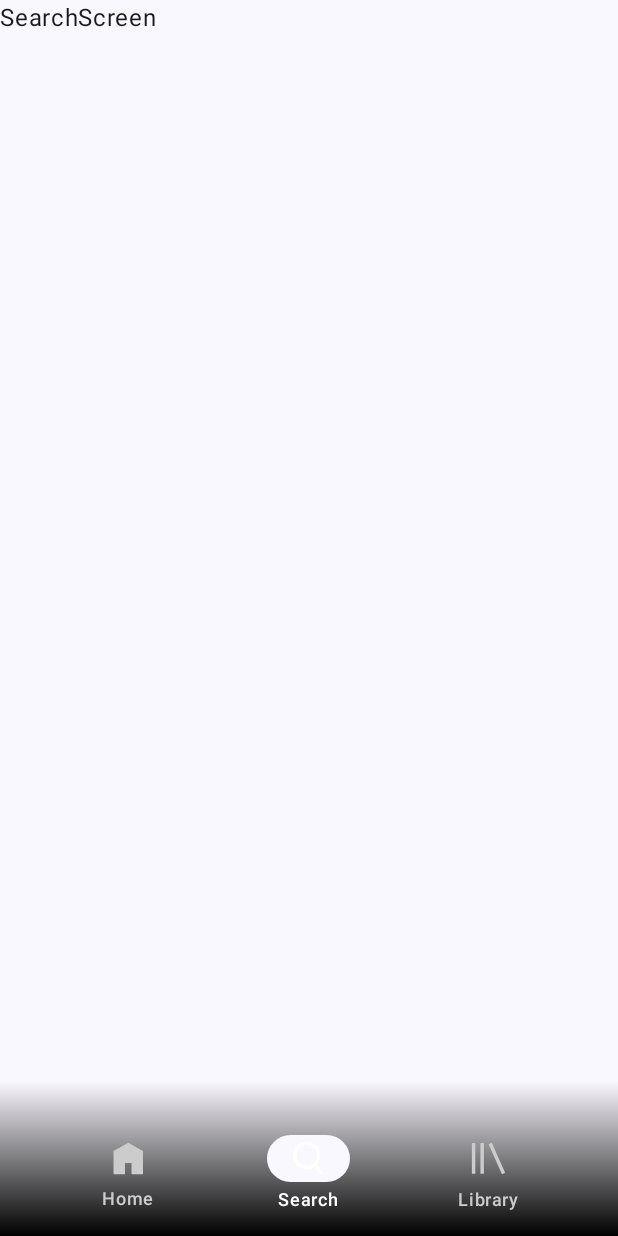
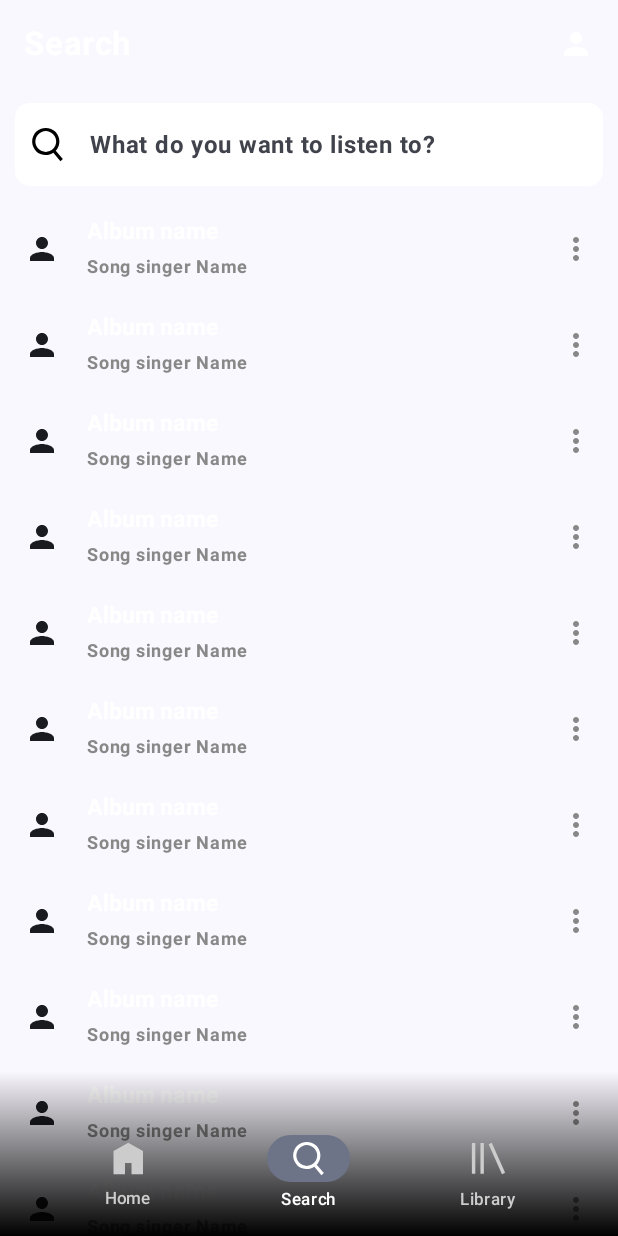
Before and after one commit to navneet851/Neptune, an Android app built with Jetpack Compose: the search screen opened through its navigation route, on a phone screen of 412 x 824 dp. Run offline under Robolectric (Android 15) with nearby library versions, the phone set to English and light mode, and no system bars.

Commit message:
search screen

```diff
--- a/app/src/main/java/com/music/stream/neptune/SearchScreen.kt
+++ b/app/src/main/java/com/music/stream/neptune/SearchScreen.kt
@@ -1,9 +1,140 @@
 package com.music.stream.neptune
 
+import android.os.Build
+import androidx.annotation.RequiresApi
+import androidx.compose.foundation.ExperimentalFoundationApi
+import androidx.compose.foundation.background
+import androidx.compose.foundation.layout.Arrangement
+import androidx.compose.foundation.layout.Column
+import androidx.compose.foundation.layout.Row
+import androidx.compose.foundation.layout.fillMaxSize
+import androidx.compose.foundation.layout.fillMaxWidth
+import androidx.compose.foundation.layout.height
+import androidx.compose.foundation.layout.padding
+import androidx.compose.foundation.layout.width
+import androidx.compose.foundation.lazy.LazyColumn
+import androidx.compose.foundation.shape.RoundedCornerShape
+import androidx.compose.material.icons.Icons
+import androidx.compose.material.icons.filled.MoreVert
+import androidx.compose.material.icons.filled.Person
+import androidx.compose.material3.ExperimentalMaterial3Api
+import androidx.compose.material3.Icon
 import androidx.compose.material3.Text
+import androidx.compose.material3.TextField
+import androidx.compose.material3.TextFieldDefaults
 import androidx.compose.runtime.Composable
+import androidx.compose.runtime.getValue
+import androidx.compose.runtime.mutableStateOf
+import androidx.compose.runtime.remember
+import androidx.compose.runtime.setValue
+import androidx.compose.ui.Alignment
+import androidx.compose.ui.Modifier
+import androidx.compose.ui.draw.clip
+import androidx.compose.ui.graphics.Color
+import androidx.compose.ui.res.painterResource
+import androidx.compose.ui.text.TextStyle
+import androidx.compose.ui.text.font.FontWeight
+import androidx.compose.ui.text.style.TextAlign
+import androidx.compose.ui.tooling.preview.Preview
+import androidx.compose.ui.unit.dp
+import androidx.compose.ui.unit.sp
+
+@RequiresApi(Build.VERSION_CODES.S)
+@OptIn(ExperimentalFoundationApi::class)
+@Preview
+@Composable
+fun SearchScreen() {
+    LazyColumn(modifier = Modifier.fillMaxSize()){
+        item{
+            SearchTopBar()
+        }
+        stickyHeader {
+            SearchStickyBar()
+        }
+        items(50){
+            Row(horizontalArrangement = Arrangement.SpaceBetween,
+                verticalAlignment = Alignment.CenterVertically,
+                modifier = Modifier
+                    .fillMaxWidth()
+                    .padding(16.dp, 8.dp)
+                ){
+
+                Row(horizontalArrangement = Arrangement.SpaceBetween,
+                    verticalAlignment = Alignment.CenterVertically,
+                    modifier = Modifier
+                        .width(150.dp)) {
+                    Icon(imageVector = Icons.Default.Person, contentDescription = "")
+                    Column {
+                        Text(text = "Album name", color = Color.White, fontSize = 15.sp, fontWeight = FontWeight.Bold )
+                        Text(text = "Song singer Name", color = Color.Gray, fontSize = 12.sp, fontWeight = FontWeight.Bold)
+                    }
+                }
+
+                Icon(imageVector = Icons.Default.MoreVert, tint = Color.Gray, contentDescription = "")
+            }
+        }
+    }
+}
 
 @Composable
-fun SearchScreen() {
-    Text(text = "SearchScreen")
+fun SearchTopBar() {
+    Row(horizontalArrangement = Arrangement.SpaceBetween,
+        verticalAlignment = Alignment.CenterVertically,
+        modifier = Modifier
+            .fillMaxWidth()
+            .padding(16.dp)
+    ) {
+        Text(text = "Search", color = Color.White, fontSize = 22.sp, fontWeight = FontWeight.Bold)
+        Icon(imageVector = Icons.Default.Person, contentDescription = "", tint = Color.White)
+    }
+
 }
+
+@OptIn(ExperimentalMaterial3Api::class)
+@RequiresApi(Build.VERSION_CODES.S)
+@Composable
+fun SearchStickyBar() {
+    var text by remember {
+        mutableStateOf("")
+    }
+    Row(verticalAlignment = Alignment.CenterVertically,
+        modifier = Modifier
+            .fillMaxWidth()
+            .padding(10.dp)
+            .clip(RoundedCornerShape(10.dp))
+            .height(55.dp)
+            .background(Color.White)
+            .padding(10.dp, 0.dp)
+    ){
+        Icon(
+            painterResource(id = R.drawable.ic_search_big),
+            tint = Color.Black,
+            contentDescription = "")
+
+        TextField(
+            enabled = true,
+            value = text,
+            textStyle = TextStyle.Default.copy(fontSize = 16.sp, color = Color.Black, fontWeight = FontWeight(500)),
+            colors = TextFieldDefaults.colors(
+                unfocusedContainerColor = Color.Transparent,
+                disabledContainerColor = Color.Transparent,
+                focusedContainerColor = Color.Transparent,
+                disabledIndicatorColor = Color.Transparent,
+                focusedIndicatorColor = Color.Transparent,
+                unfocusedIndicatorColor = Color.Transparent
+            ),
+            singleLine = true,
+            onValueChange = {
+                text = it
+            },
+            placeholder = {
+                Text(
+                     textAlign = TextAlign.Center,
+                    fontWeight = FontWeight.Bold,
+                    text = "What do you want to listen to?"
+
+                )
+            }
+        )
+    }
+}
--- a/app/src/main/java/com/music/stream/neptune/components/bottombar/MainBottomNavigation.kt
+++ b/app/src/main/java/com/music/stream/neptune/components/bottombar/MainBottomNavigation.kt
@@ -8,13 +8,10 @@ import androidx.compose.foundation.layout.fillMaxWidth
 import androidx.compose.foundation.layout.height
 import androidx.compose.foundation.layout.padding
 import androidx.compose.material3.Icon
-import androidx.compose.material3.LocalAbsoluteTonalElevation
-import androidx.compose.material3.MaterialTheme
 import androidx.compose.material3.NavigationBar
 import androidx.compose.material3.NavigationBarItem
 import androidx.compose.material3.NavigationBarItemDefaults
 import androidx.compose.material3.Text
-import androidx.compose.material3.surfaceColorAtElevation
 import androidx.compose.runtime.Composable
 import androidx.compose.runtime.getValue
 import androidx.compose.ui.Alignment
@@ -23,6 +20,7 @@ import androidx.compose.ui.graphics.Brush
 import androidx.compose.ui.graphics.Color
 import androidx.compose.ui.res.painterResource
 import androidx.compose.ui.unit.dp
+import androidx.compose.ui.unit.sp
 import androidx.navigation.NavController
 import androidx.navigation.compose.currentBackStackEntryAsState
 import kotlinx.coroutines.flow.Flow
@@ -56,7 +54,7 @@ fun MainBottomNavigation(navController : NavController) {
                         Color.Transparent,
                         Color.Black
                     ),
-                    startY = 40f
+                    startY = 30f
                 )
             )
     ) {
@@ -81,9 +79,9 @@ fun MainBottomNavigation(navController : NavController) {
                 },
                 label = {
                     if (currentRoute == item.route) {
-                        Text(color = Color.White, text = item.label)
+                        Text(color = Color.White, text = item.label, fontSize = 11.sp)
                     } else {
-                        Text(color = Color.LightGray, text = item.label)
+                        Text(color = Color.LightGray, text = item.label, fontSize = 11.sp)
                     }
                 },
                 onClick = {
@@ -100,7 +98,7 @@ fun MainBottomNavigation(navController : NavController) {
                 colors = NavigationBarItemDefaults.colors(
                     selectedIconColor = Color.White,
                     unselectedIconColor = Color.LightGray,
-                    indicatorColor = MaterialTheme.colorScheme.surfaceColorAtElevation(LocalAbsoluteTonalElevation.current)
+                    indicatorColor = Color.Unspecified
                 )
             )
         }
--- a/build.gradle.kts
+++ b/build.gradle.kts
@@ -1,5 +1,5 @@
 // Top-level build file where you can add configuration options common to all sub-projects/modules.
 plugins {
-    id("com.android.application") version "8.2.1" apply false
+    id("com.android.application") version "8.2.2" apply false
     id("org.jetbrains.kotlin.android") version "1.9.0" apply false
 }
```
